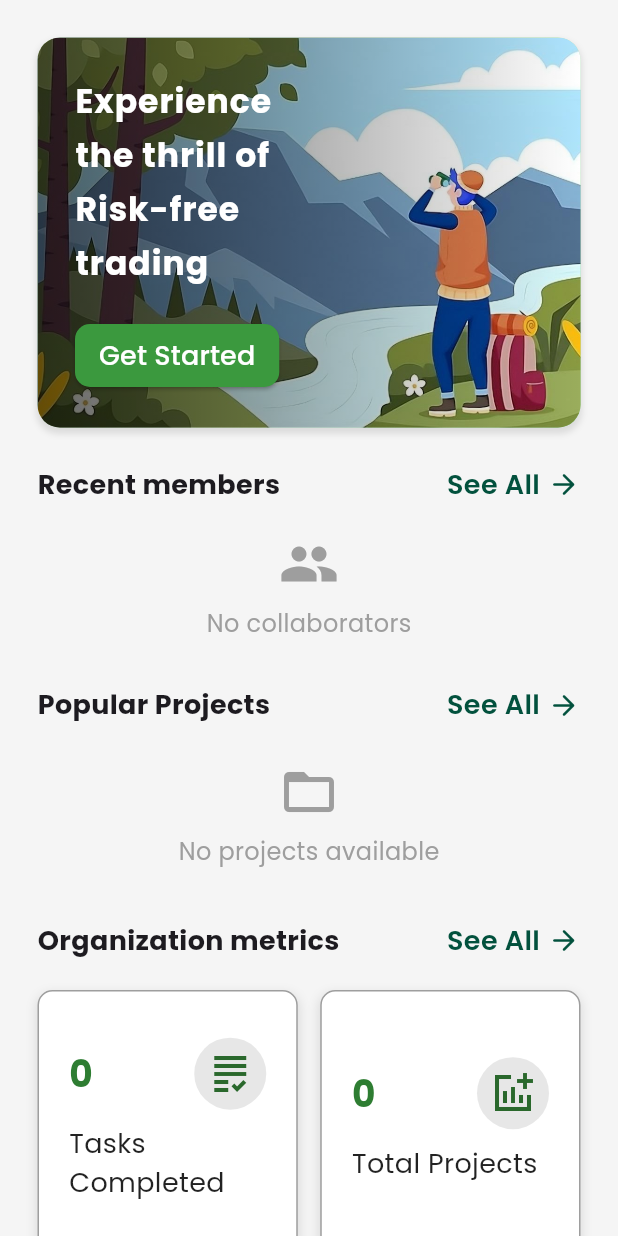
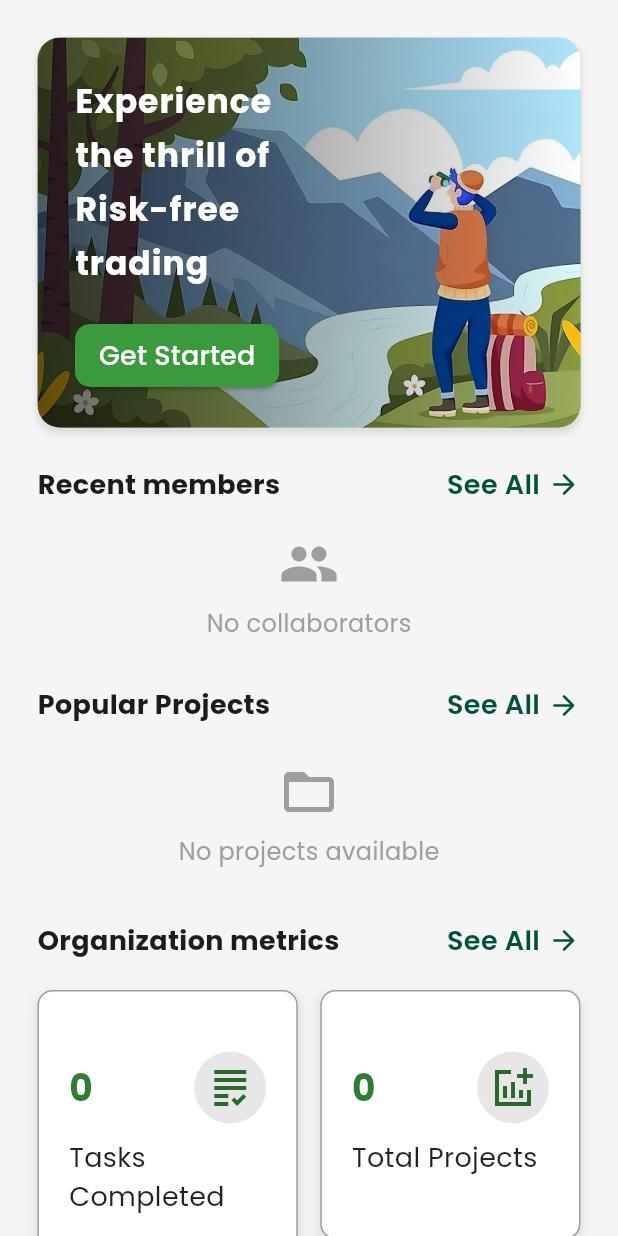
Before and after one commit to disenio-de-experimentos-4446/Aid-Manager-Mobile-App, a Flutter app: the HomeContent screen opened directly, on a phone screen of 412 x 824 dp. Run offline on Flutter 3.47's test engine with Material 3 defaults, Android fonts, the light colour scheme and no system bars; our stand-ins replace animate_do, dio, fl_chart, flutter_rating_bar, font_awesome_flutter, go_router and 4 more; accounts and stored records are empty; network calls fail.

Commit message:
fix: update compileSdk version to 34 and improve MetricCard padding

```diff
--- a/lib/features/home/presentation/screens/home_screen.dart
+++ b/lib/features/home/presentation/screens/home_screen.dart
@@ -227,58 +227,46 @@ class _HomeContentState extends State<HomeContent> {
                         ],
                       ),
                       const SizedBox(height: 20),
-                      GridView.builder(
-                        physics: const NeverScrollableScrollPhysics(),
-                        shrinkWrap:
-                            true, // Permite que el GridView se ajuste a su contenido
-                        gridDelegate:
-                            const SliverGridDelegateWithFixedCrossAxisCount(
-                          crossAxisCount: 2,
-                          crossAxisSpacing: 15.0,
-                          mainAxisSpacing: 15.0,
-                          childAspectRatio: 1,
-                        ),
-                        itemCount: 4,
-                        itemBuilder: (context, index) {
-                          switch (index) {
-                            case 0:
-                              return IntrinsicHeight(
+                      Wrap(
+                        spacing: 15.0,
+                        runSpacing: 15.0,
+                        children: [
+                          SizedBox(
+                            width: (MediaQuery.of(context).size.width - 65) /
+                                2, // Ancho fijo para 2 columnas
                             child: MetricCard(
                               icon: Icons.grading_outlined,
                               title: 'Tasks Completed',
                               caption: doneTasksCount.toString(),
                             ),
-                              );
-                            case 1:
-                              return IntrinsicHeight(
+                          ),
+                          SizedBox(
+                            width: (MediaQuery.of(context).size.width - 65) / 2,
                             child: MetricCard(
                               icon: Icons.addchart_sharp,
                               title: 'Total Projects',
-                                  caption:
-                                      homeProvider.projects.length.toString(),
+                              caption: homeProvider.projects.length.toString(),
                             ),
-                              );
-                            case 2:
-                              return IntrinsicHeight(
+                          ),
+                          SizedBox(
+                            width: (MediaQuery.of(context).size.width - 65) / 2,
                             child: MetricCard(
                               icon: Icons.people,
                               title: 'Total Members',
                               caption: homeProvider.users.length.toString(),
                             ),
-                              );
-                            case 3:
-                              return IntrinsicHeight(
+                          ),
+                          SizedBox(
+                            width: (MediaQuery.of(context).size.width - 65) / 2,
                             child: MetricCard(
                               icon: Icons.star_rounded,
                               title: 'Average Rating',
                               caption: '4.5',
                             ),
-                              );
-                            default:
-                              return Container();
-                          }
-                        },
+                          ),
+                        ],
                       )
+// ...existing code...
                     ],
                   )
                 ],
--- a/lib/features/home/presentation/widgets/metric_card.dart
+++ b/lib/features/home/presentation/widgets/metric_card.dart
@@ -35,7 +35,7 @@ class MetricCard extends StatelessWidget {
         child: SizedBox(
           width: double.infinity,
           child: Padding(
-            padding: const EdgeInsets.symmetric(horizontal: 20.0),
+            padding: const EdgeInsets.symmetric(vertical: 40.0, horizontal: 20.0),
             child: Column(
               mainAxisAlignment: MainAxisAlignment.center,
               crossAxisAlignment: CrossAxisAlignment.start,
```
Also changed, not shown: 1 other file. Lines whose indentation alone changed are shown as unchanged.
